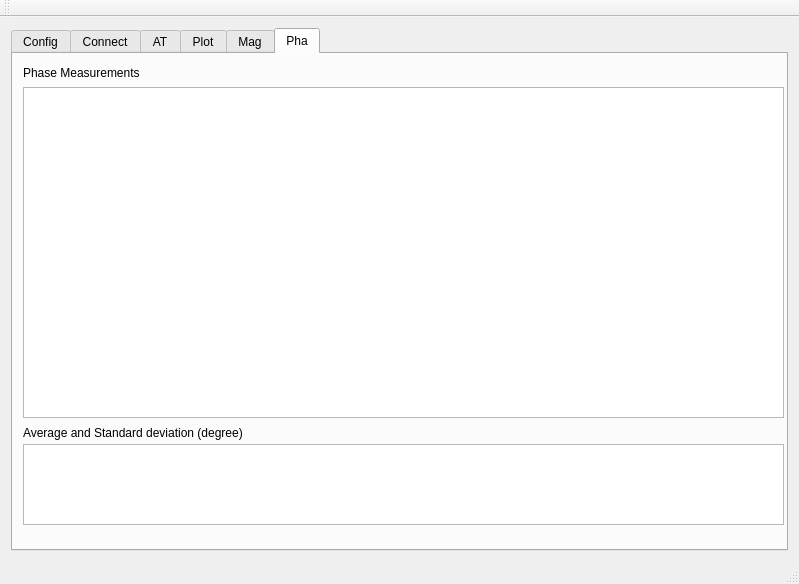
saul-rodriguez/Qt, file nanosense2/nanosense2/mainwindow.ui: the form before one commit.
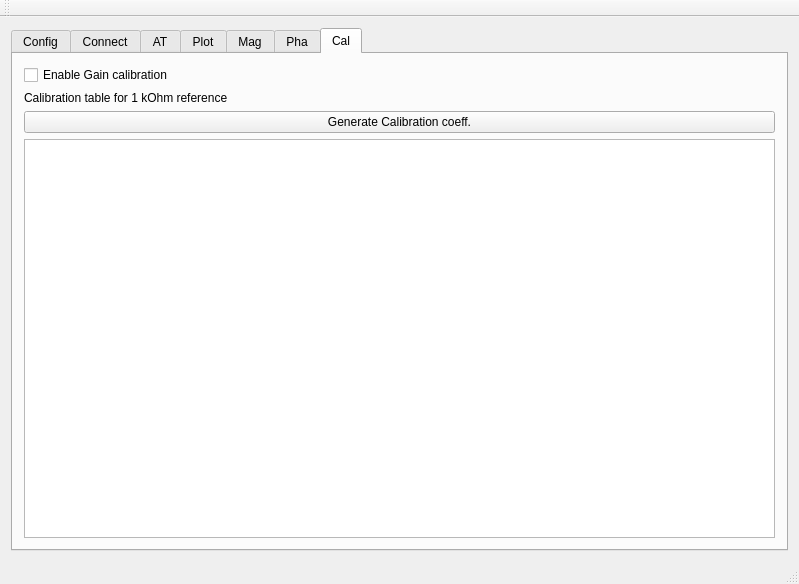
The form after the commit.

The edit to the form file:
```diff
--- a/nanosense2/nanosense2/mainwindow.ui
+++ b/nanosense2/nanosense2/mainwindow.ui
@@ -20,7 +20,7 @@
       <item>
        <widget class="QTabWidget" name="tabWidget">
         <property name="currentIndex">
-         <number>5</number>
+         <number>6</number>
         </property>
         <widget class="QWidget" name="tab_3">
          <attribute name="title">
@@ -368,6 +368,41 @@
           </property>
          </widget>
         </widget>
+        <widget class="QWidget" name="tab_6">
+         <attribute name="title">
+          <string>Cal</string>
+         </attribute>
+         <layout class="QGridLayout" name="gridLayout_8">
+          <item row="0" column="0">
+           <layout class="QVBoxLayout" name="verticalLayout_5">
+            <item>
+             <widget class="QCheckBox" name="checkBoxGainCalibration">
+              <property name="text">
+               <string>Enable Gain calibration</string>
+              </property>
+             </widget>
+            </item>
+            <item>
+             <widget class="QLabel" name="label_6">
+              <property name="text">
+               <string>Calibration table for 1 kOhm reference</string>
+              </property>
+             </widget>
+            </item>
+            <item>
+             <widget class="QPushButton" name="pushButtonGenerateCalibration">
+              <property name="text">
+               <string>Generate Calibration coeff.</string>
+              </property>
+             </widget>
+            </item>
+            <item>
+             <widget class="QTableView" name="tableViewCalibration"/>
+            </item>
+           </layout>
+          </item>
+         </layout>
+        </widget>
        </widget>
       </item>
      </layout>
```
